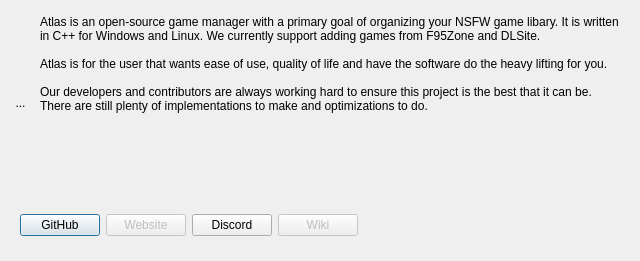
First picture: the form in atlas/ui/dialog/AboutAtlas.ui, repository KJNeko/Atlas, before the edit.
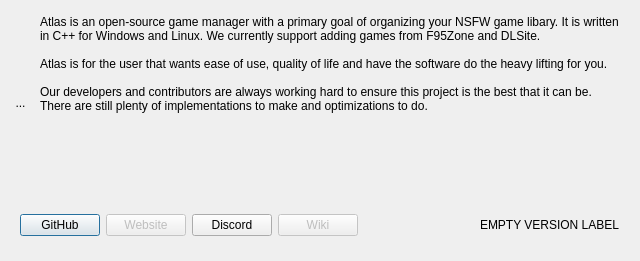
Second picture: the form after the edit. Icons and pictures are not drawn.

Commit message: Add extra version label to 'About Atlas'

What changed in the file:
```diff
--- a/atlas/ui/dialog/AboutAtlas.ui
+++ b/atlas/ui/dialog/AboutAtlas.ui
@@ -70,6 +70,13 @@
         </property>
        </spacer>
       </item>
+      <item>
+       <widget class="QLabel" name="versionLabel">
+        <property name="text">
+         <string>EMPTY VERSION LABEL</string>
+        </property>
+       </widget>
+      </item>
      </layout>
     </widget>
    </item>
```
The commit also changes 1 other file.
